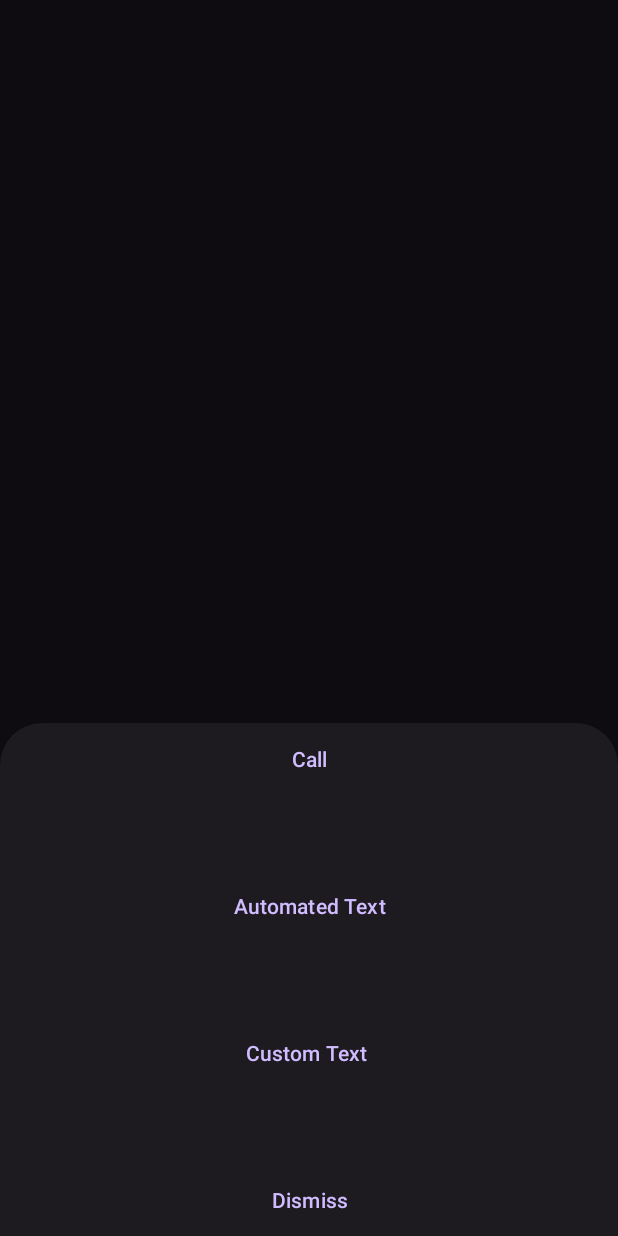
After one commit to SFarhatComp/AlcoholSensor, an Android app: the fragment bottomdialofragment shown on its own in the app's theme, on a phone screen of 412 x 824 dp. The commit adds this screen. Run offline under Robolectric (Android 15) with nearby library versions, the phone set to English and light mode, and no system bars.

Commit message:
BottomFragmentDialog coded which is a prompt that allows the user to choose what actions he would like to undertake after testing. Next step will be to code the call function, text functions and custom text functions

```diff
--- a/app/build.gradle
+++ b/app/build.gradle
@@ -36,6 +36,7 @@ dependencies {
     testImplementation 'junit:junit:4.13.2'
     androidTestImplementation 'androidx.test.ext:junit:1.1.3'
     androidTestImplementation 'androidx.test.espresso:espresso-core:3.4.0'
+    implementation 'com.google.android.material:material:1.1.0'
 
     def room_version = "2.3.0"
     implementation "androidx.room:room-runtime:$room_version"
--- /dev/null
+++ b/app/src/main/java/com/example/applicationsprint1/bottomdialofragment.java
@@ -0,0 +1,40 @@
+// THIS CLASS IS USELESS FOR NOW BUT I DONT HAVVE THE HEART TO DELETE IT . DO NOT TOUCH
+
+
+
+package com.example.applicationsprint1;
+
+import android.os.Bundle;
+import android.view.LayoutInflater;
+import android.view.View;
+import android.view.ViewGroup;
+import android.widget.Button;
+
+import androidx.annotation.NonNull;
+import androidx.annotation.Nullable;
+
+import com.google.android.material.bottomsheet.BottomSheetDialogFragment;
+
+public class bottomdialofragment extends BottomSheetDialogFragment {
+
+    protected Button CallButton,TextButton,TextButton2,DismissButton;
+
+
+    @Nullable
+    @Override
+    public View onCreateView(@NonNull LayoutInflater inflater, @Nullable ViewGroup container, @Nullable Bundle savedInstanceState) {
+
+
+        View view = inflater.inflate(R.layout.bottomfragementdialogforcallandtext,container);
+
+        CallButton=view.findViewById(R.id.CallButton);
+        TextButton=view.findViewById(R.id.AutomatedText);
+        TextButton2=view.findViewById(R.id.CustomText);
+        DismissButton=view.findViewById(R.id.Dismiss);
+
+
+
+
+        return view;
+    }
+}
--- /dev/null
+++ b/app/src/main/res/layout/bottomfragementdialogforcallandtext.xml
@@ -0,0 +1,33 @@
+<?xml version="1.0" encoding="utf-8"?>
+<LinearLayout xmlns:android="http://schemas.android.com/apk/res/android"
+    android:orientation="vertical"
+    android:layout_width="match_parent"
+    android:layout_height="match_parent">
+
+    <Button
+        android:id="@+id/CallButton"
+        android:layout_width="match_parent"
+        android:layout_height="wrap_content"
+        android:text="Call" />
+
+    <Button
+        android:id="@+id/AutomatedText"
+        android:layout_width="match_parent"
+        android:layout_height="wrap_content"
+        android:layout_marginTop="50dp"
+        android:text="Automated Text" />
+
+    <Button
+        android:id="@+id/CustomText"
+        android:layout_width="match_parent"
+        android:layout_height="wrap_content"
+        android:layout_marginTop="50dp"
+        android:text="Custom Text " />
+
+    <Button
+        android:id="@+id/Dismiss"
+        android:layout_width="match_parent"
+        android:layout_height="wrap_content"
+        android:layout_marginTop="50dp"
+        android:text="Dismiss" />
+</LinearLayout>
--- a/app/src/main/res/layout/testeractivity.xml
+++ b/app/src/main/res/layout/testeractivity.xml
@@ -3,7 +3,8 @@
     xmlns:app="http://schemas.android.com/apk/res-auto"
     xmlns:tools="http://schemas.android.com/tools"
     android:layout_width="match_parent"
-    android:layout_height="match_parent">
+    android:layout_height="match_parent"
+    android:id="@+id/constraintLayout">
 
     <Button
         android:id="@+id/button"
```
Also changed, not shown: app/src/main/java/com/example/applicationsprint1/TestActivity.java (+114 -3 lines).
